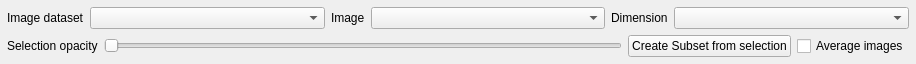
Above: src/SettingsWidget.ui from ManiVaultStudio/ImageViewerPlugin before the change. Below: the same form after it.
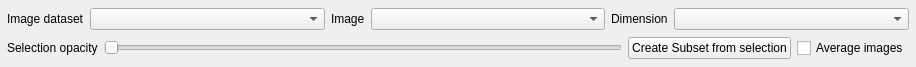
That is the form after the change.

The edit to the form file:
```diff
--- a/src/SettingsWidget.ui
+++ b/src/SettingsWidget.ui
@@ -7,7 +7,7 @@
     <x>0</x>
     <y>0</y>
     <width>916</width>
-    <height>63</height>
+    <height>67</height>
    </rect>
   </property>
   <property name="sizePolicy">
```
Left out of the diff: 28 changed lines with no effect on the pictures.
